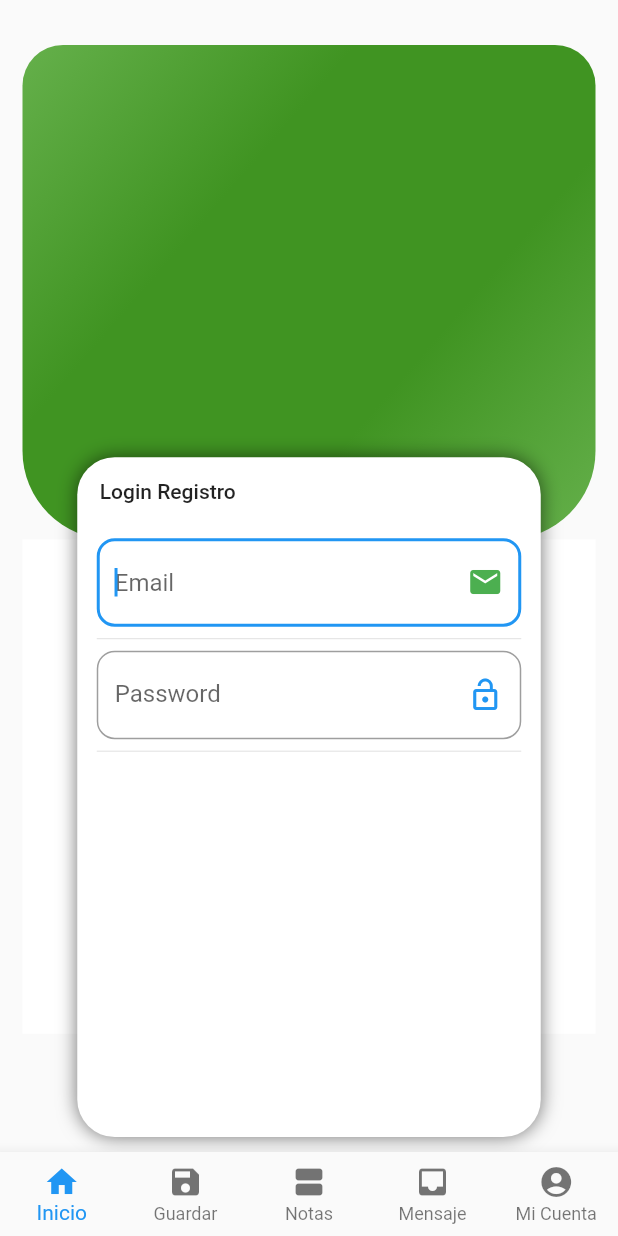
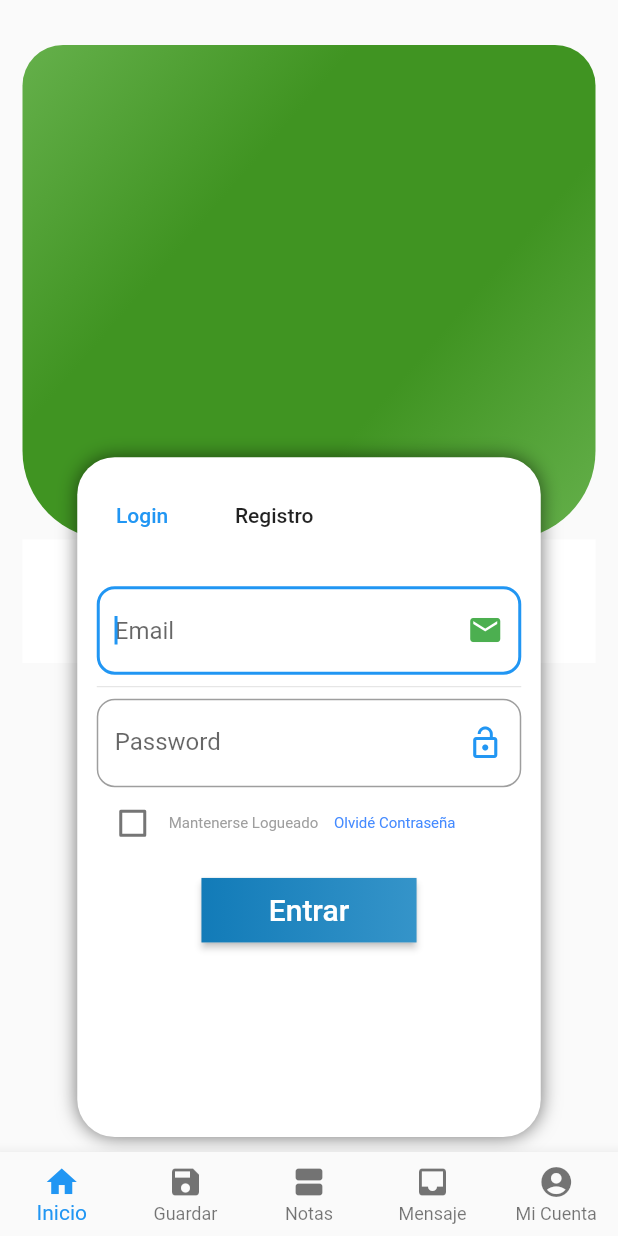
Before and after one commit to jpgotopo/gpm_tracking_v2, a Flutter app: the MyHomePage screen opened directly, on a phone screen of 412 x 824 dp. Run offline on Flutter 3.47's test engine with Material 2 defaults, Android fonts, the phone set to English and light mode, and no system bars; missing offline and left inert: country_icons, flare_splash_screen.

Commit message:
insertando splashscreen e insertando boton en login

```diff
--- a/lib/pages/sign_in_up.dart
+++ b/lib/pages/sign_in_up.dart
@@ -38,7 +38,7 @@ class SignInUp extends StatelessWidget {
                 ),
               ),
             Container(
-              height: data.size.height*0.4,
+              height: data.size.height*0.1,
               decoration: BoxDecoration(
                 color: Colors.white,
               ),
@@ -66,11 +66,23 @@ class SignInUp extends StatelessWidget {
 
                 children: <Widget>[
                   Padding(
-                    padding: EdgeInsets.only(top: 15, left: 15),
+                    padding: EdgeInsets.only(top: 15, left: 1),
                     child: Row(
+                      mainAxisAlignment: MainAxisAlignment.start,
                       children: <Widget>[
-                        Text("Login ", style: TextStyle(fontWeight: FontWeight.w500,),),
-                        Text("Registro ", style: TextStyle(fontWeight: FontWeight.w500),),
+                        FlatButton(
+                          onPressed: (){},
+                          textColor: Colors.blue,
+                          disabledColor: Colors.grey,
+                          child:Text("Login ", style: TextStyle(fontWeight: FontWeight.w500,),),
+                        ),
+                        FlatButton(
+                          onPressed: (){},
+                          disabledColor: Colors.grey,
+                          child:Text("Registro ", style: TextStyle(fontWeight: FontWeight.w500),),
+                        ),
+
+
                       ],
                     ),
                   ),
@@ -112,7 +124,31 @@ class _SignInState extends State<SignIn> {
           _crearEmail(),
           Divider(),
           _crearPassword(),
-          Divider(),
+
+          _notaLogin(),
+          SizedBox(height: 10.0,),
+          RaisedButton(
+          onPressed: () {},
+          textColor: Colors.white,
+          padding: const EdgeInsets.all(0.0),
+          child: Container(
+            decoration: const BoxDecoration(
+              gradient: LinearGradient(
+                colors: <Color>[
+                  Color(0xFF127BB8),
+                  Color(0xFF3594C9),
+
+                ],
+              ),
+            ),
+            padding: const EdgeInsets.all(10.0),
+            child: const Text(
+              '       Entrar       ',
+              style: TextStyle(fontSize: 20)
+            ),
+          ),
+        ),
+
         ],
       )
 
@@ -170,4 +206,40 @@ class _SignInState extends State<SignIn> {
     );
   }
 
+
+
 }
+
+Widget _notaLogin(){
+
+  return Row(
+    children: <Widget>[
+      Checkbox(
+        value: false,
+        onChanged: (value){
+
+        },
+      ),
+      Text('Mantenerse Logueado ', style: TextStyle(fontSize: 10.0, color: Colors.grey),),
+      SizedBox(width: 8.0,),
+      Text('Olvidé Contraseña', style: TextStyle(fontSize: 10.0, color: Colors.blueAccent),),
+    ],
+  );
+
+}
+
+class SignUp extends StatefulWidget {
+  @override
+  _SignUpState createState() => _SignUpState();
+}
+
+class _SignUpState extends State<SignUp> {
+  @override
+  Widget build(BuildContext context) {
+    return Column(
+      children: <Widget>[
+        _notaLogin()
+      ],
+    );
+  }
+}
--- /dev/null
+++ b/lib/widgets/login_widget.dart
@@ -0,0 +1,5 @@
+import 'package:flutter/material.dart';
+
+Widget _loginWidget() {
+
+}
```
Also changed, not shown: lib/main.dart (+9 -1 lines), pubspec.yaml (+6 -2 lines), assets/india.svg (added), assets/items_menusec.json (renamed from lib/assets/items_menusec.json), assets/jean-paul.jpg (renamed from lib/assets/jean-paul.jpg), assets/logo_gpm.png (added), pubspec.lock, 5 other files.
